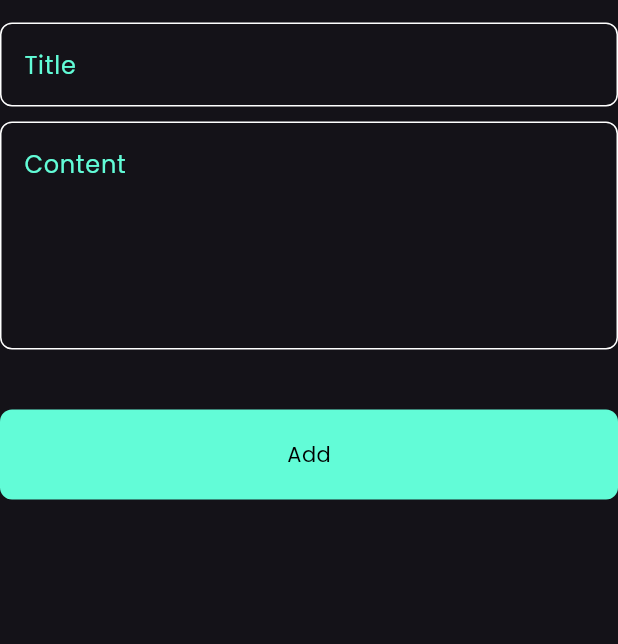
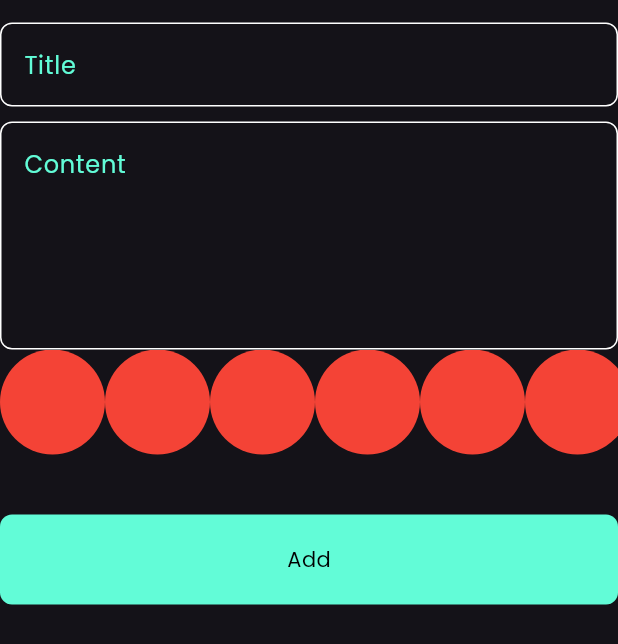
Before and after one commit to EslamAyman595/notes_app, a Flutter app: the AddNoteForm widget shown alone on an empty page, opened directly, on a phone screen of 412 x 824 dp. Shown: the top 644 px of the screen. Run offline on Flutter 3.47's test engine with Material 3 defaults, Android fonts, the phone set to English and light mode, and no system bars; our stand-ins replace bloc, flutter_bloc, font_awesome_flutter, hive, hive_flutter, modal_progress_hud_nsn; accounts and stored records are empty.

Commit message:
create color listview part one

```diff
--- a/lib/widgets/add_note_form.dart
+++ b/lib/widgets/add_note_form.dart
@@ -7,6 +7,8 @@ import 'package:intl/intl.dart';
 import 'package:notes_app/cubits/add_note_cubit/add_note_cubit.dart';
 import 'package:notes_app/cubits/add_note_cubit/add_note_state.dart';
 import 'package:notes_app/models/note_model.dart';
+import 'package:notes_app/widgets/color_item.dart';
+import 'package:notes_app/widgets/color_listview.dart';
 import 'package:notes_app/widgets/custom_button.dart';
 import 'package:notes_app/widgets/custom_textfiled.dart';
 
@@ -49,9 +51,11 @@ class _AddNoteFormState extends State<AddNoteForm> {
             hintText: 'Content',
             maxline: 5,
           ),
+        const   ColorListview(),
           const SizedBox(
             height: 40,
           ),
+
           BlocBuilder<AddNotesCubit, AddNoteState>(
             builder: (context, state) {
               return CustomButon(
--- /dev/null
+++ b/lib/widgets/color_item.dart
@@ -0,0 +1,14 @@
+import 'package:flutter/cupertino.dart';
+import 'package:flutter/material.dart';
+
+class ColorItem extends StatelessWidget {
+const ColorItem({ Key? key }) : super(key: key);
+
+  @override
+  Widget build(BuildContext context){
+    return CircleAvatar(
+      radius: 35,
+      backgroundColor: Colors.red,
+    );
+  }
+}
--- /dev/null
+++ b/lib/widgets/color_listview.dart
@@ -0,0 +1,18 @@
+import 'package:flutter/cupertino.dart';
+import 'package:notes_app/widgets/color_item.dart';
+
+class ColorListview extends StatelessWidget {
+const ColorListview({ Key? key }) : super(key: key);
+
+  @override
+  Widget build(BuildContext context){
+    return SizedBox(
+      height: 35*2,
+      child: ListView.builder(
+        scrollDirection: Axis.horizontal,
+        itemCount: 10,
+        itemBuilder:(context, index) => ColorItem()
+      ),
+    );
+  }
+}
```
